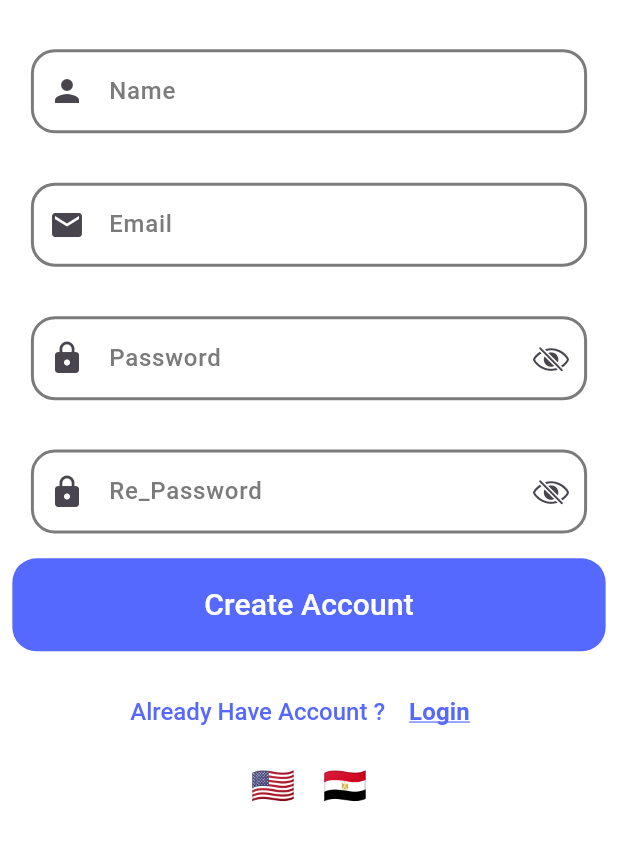
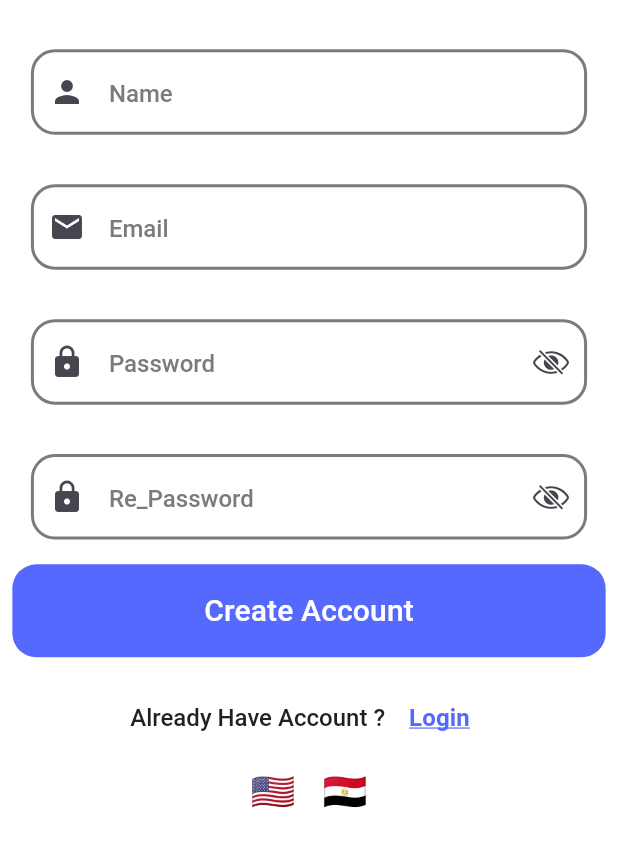
Before and after one commit to mariamhalim/evently, a Flutter app: the RegisterScreen screen opened by its route, on a phone screen of 412 x 824 dp, the part 377-1236 px from its top. Run offline on Flutter 3.47's test engine with Material 3 defaults, Android fonts, the light colour scheme and no system bars; our stand-ins replace google_fonts, introduction_screen, shared_preferences; accounts and stored records are empty; Roboto replaces fonts that are missing (Almarai).

Commit message:
+ form field style

```diff
--- a/lib/home/tabs/FavouriteTap/widget/costum_form_feild.dart
+++ b/lib/home/tabs/FavouriteTap/widget/costum_form_feild.dart
@@ -43,6 +43,7 @@ class CostumeFormField extends StatelessWidget {
         horizontal: width * 0.03,
       ),
       child: TextFormField(
+        style: Theme.of(context).textTheme.headlineLarge,
         controller: controller,
         obscureText: obscureText!,
         keyboardType: KeyboardType,
--- a/lib/utils/app_theme.dart
+++ b/lib/utils/app_theme.dart
@@ -37,7 +37,7 @@ class AppTheme {
     cardColor: AppColors.blackColor,
     textTheme: TextTheme(
       headlineLarge: AppStyles.bold20Black,
-      headlineMedium: AppStyles.MidBluet16,
+      headlineMedium: AppStyles.MidBlack16,
       headlineSmall: AppStyles.bold14blue,
     ),
     bottomNavigationBarTheme: BottomNavigationBarThemeData(
```
